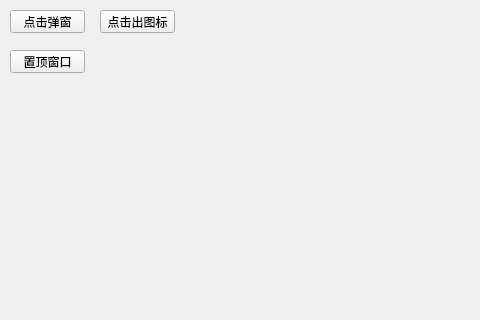
This is mainWindow/mainwindow.ui in cststudio/QtDemo as Qt 5 draws it before an edit; both pictures show x 0 to 480 and y 0 to 320 of the 800 by 600 pixel window. The edited form follows.
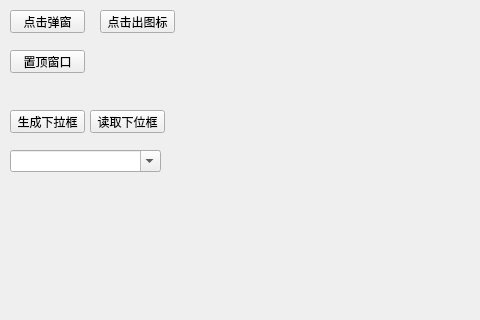
This is the edited form.

Commit message: 添加下拉框测试，添加按键事件。 优化窗口拖动。

```diff
--- a/mainWindow/mainwindow.ui
+++ b/mainWindow/mainwindow.ui
@@ -53,6 +53,45 @@
      <string>点击出图标</string>
     </property>
    </widget>
+   <widget class="QPushButton" name="pushButton_4">
+    <property name="geometry">
+     <rect>
+      <x>10</x>
+      <y>110</y>
+      <width>75</width>
+      <height>23</height>
+     </rect>
+    </property>
+    <property name="text">
+     <string>生成下拉框</string>
+    </property>
+   </widget>
+   <widget class="QComboBox" name="comboBox">
+    <property name="geometry">
+     <rect>
+      <x>10</x>
+      <y>150</y>
+      <width>151</width>
+      <height>22</height>
+     </rect>
+    </property>
+    <property name="editable">
+     <bool>true</bool>
+    </property>
+   </widget>
+   <widget class="QPushButton" name="pushButton_5">
+    <property name="geometry">
+     <rect>
+      <x>90</x>
+      <y>110</y>
+      <width>75</width>
+      <height>23</height>
+     </rect>
+    </property>
+    <property name="text">
+     <string>读取下位框</string>
+    </property>
+   </widget>
   </widget>
   <widget class="QMenuBar" name="menubar">
    <property name="geometry">
```
The commit also changes 2 other files.
